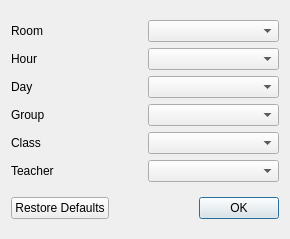
First picture: the form in lab1/editactivitydialog.ui, repository BarnyK/School-Schedule-QT, before the edit.
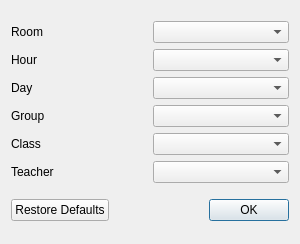
Second picture: the form after the edit.

Diff of the .ui file:
```diff
--- a/lab1/editactivitydialog.ui
+++ b/lab1/editactivitydialog.ui
@@ -6,10 +6,16 @@
    <rect>
     <x>0</x>
     <y>0</y>
-    <width>290</width>
-    <height>239</height>
+    <width>300</width>
+    <height>244</height>
    </rect>
   </property>
+  <property name="minimumSize">
+   <size>
+    <width>300</width>
+    <height>244</height>
+   </size>
+  </property>
   <property name="windowTitle">
    <string>Dialog</string>
   </property>
```
